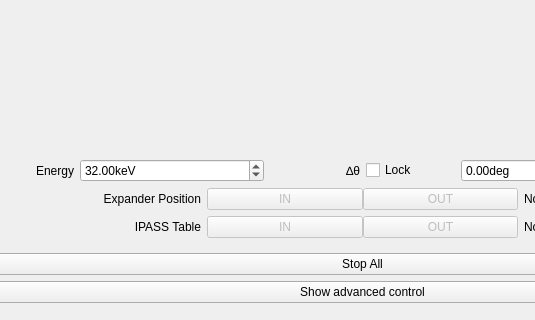
This is expander/expanderGui/expanderGui.ui in MatthewJCameron/imbl as Qt 5 draws it before an edit; both pictures show x 131 to 666 and y 419 to 739 of the 987 by 739 pixel window. The edited form follows.
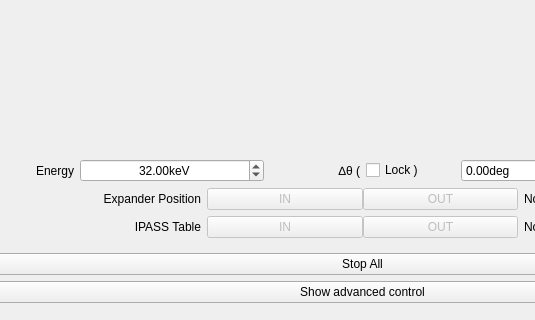
This is the edited form. Icons and pictures are not drawn. Custom widgets are drawn as their Qt base class.

Commit message: draft expander energy setting - for testing now

Patch:
```diff
--- a/expander/expanderGui/expanderGui.ui
+++ b/expander/expanderGui/expanderGui.ui
@@ -55,7 +55,10 @@
          </widget>
         </item>
         <item>
-         <widget class="QDoubleSpinBox" name="doubleSpinBox">
+         <widget class="QDoubleSpinBox" name="energy">
+          <property name="alignment">
+           <set>Qt::AlignCenter</set>
+          </property>
           <property name="suffix">
            <string>keV</string>
           </property>
@@ -69,7 +72,7 @@
           <item>
            <widget class="QLabel" name="label_3">
             <property name="text">
-             <string>∆θ</string>
+             <string>∆θ (</string>
             </property>
             <property name="alignment">
              <set>Qt::AlignRight|Qt::AlignTrailing|Qt::AlignVCenter</set>
@@ -79,7 +82,7 @@
           <item>
            <widget class="QCheckBox" name="checkBox">
             <property name="text">
-             <string>Lock</string>
+             <string>Lock )</string>
             </property>
            </widget>
           </item>
```
Left out of the diff: 16 changed lines with no effect on the pictures. The commit also changes 4 other files.
